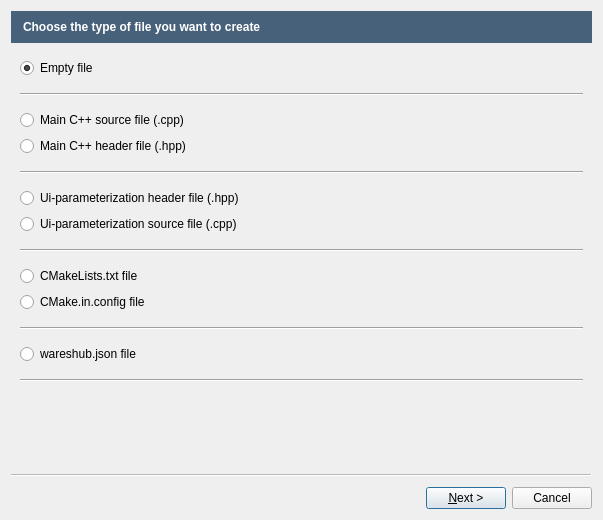
OpenFLUID/openfluid, file src/openfluid/ui/waresdev/NewSrcFileAssistant.ui: the form before one commit.
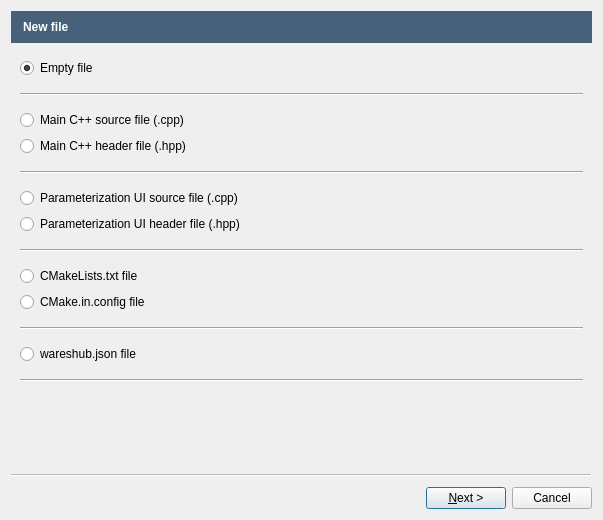
The form after the commit.

Patch:
```diff
--- a/src/openfluid/ui/waresdev/NewSrcFileAssistant.ui
+++ b/src/openfluid/ui/waresdev/NewSrcFileAssistant.ui
@@ -67,7 +67,7 @@
 </string>
            </property>
            <property name="text">
-            <string notr="true">Choose the type of file you want to create</string>
+            <string>New file</string>
            </property>
           </widget>
          </item>
@@ -140,20 +140,20 @@
         </property>
        </widget>
       </item>
-      <item>
-       <widget class="QRadioButton" name="HppUi_radioButton">
-        <property name="text">
-         <string>Ui-parameterization header file (.hpp)</string>
-        </property>
-        <attribute name="buttonGroup">
-         <string notr="true">buttonGroup</string>
-        </attribute>
-       </widget>
-      </item>
       <item>
        <widget class="QRadioButton" name="CppUi_radioButton">
         <property name="text">
-         <string>Ui-parameterization source file (.cpp)</string>
+         <string>Parameterization UI source file (.cpp)</string>
+        </property>
+        <attribute name="buttonGroup">
+         <string notr="true">buttonGroup</string>
+        </attribute>
+       </widget>
+      </item>
+      <item>
+       <widget class="QRadioButton" name="HppUi_radioButton">
+        <property name="text">
+         <string>Parameterization UI header file (.hpp)</string>
         </property>
         <attribute name="buttonGroup">
          <string notr="true">buttonGroup</string>
```
Left out of the diff: 45 changed lines with no effect on the pictures.
